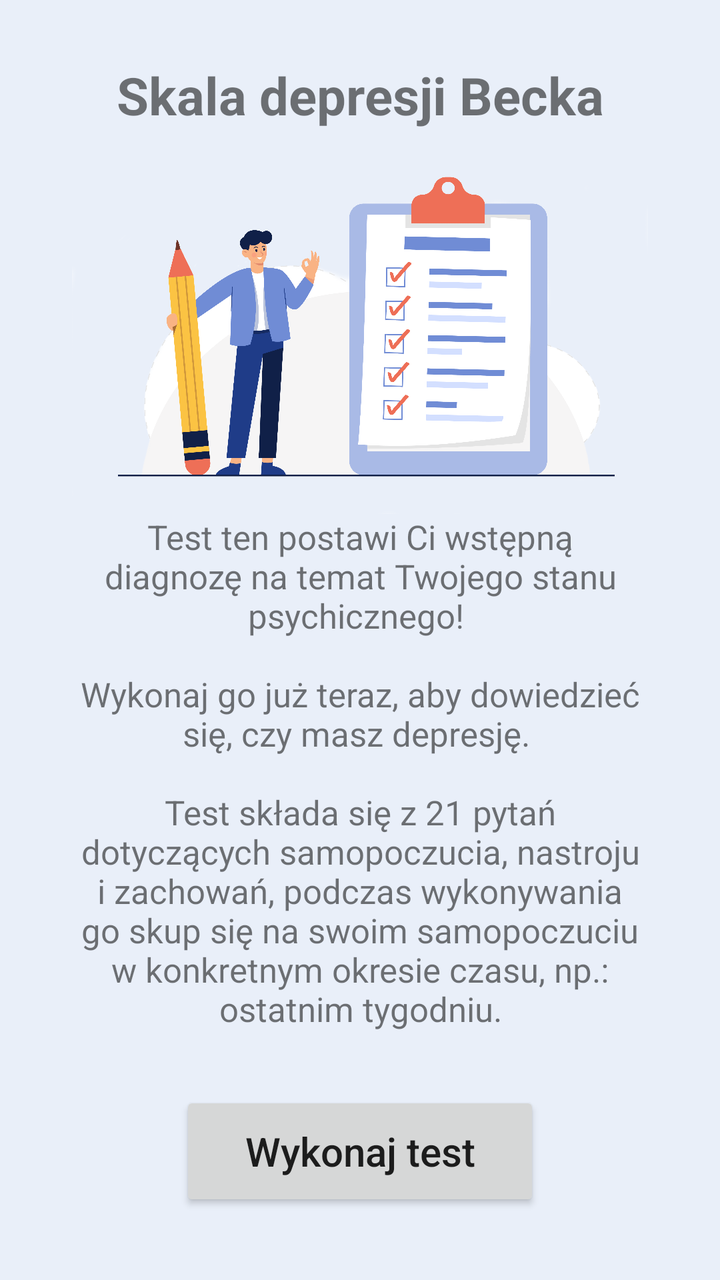
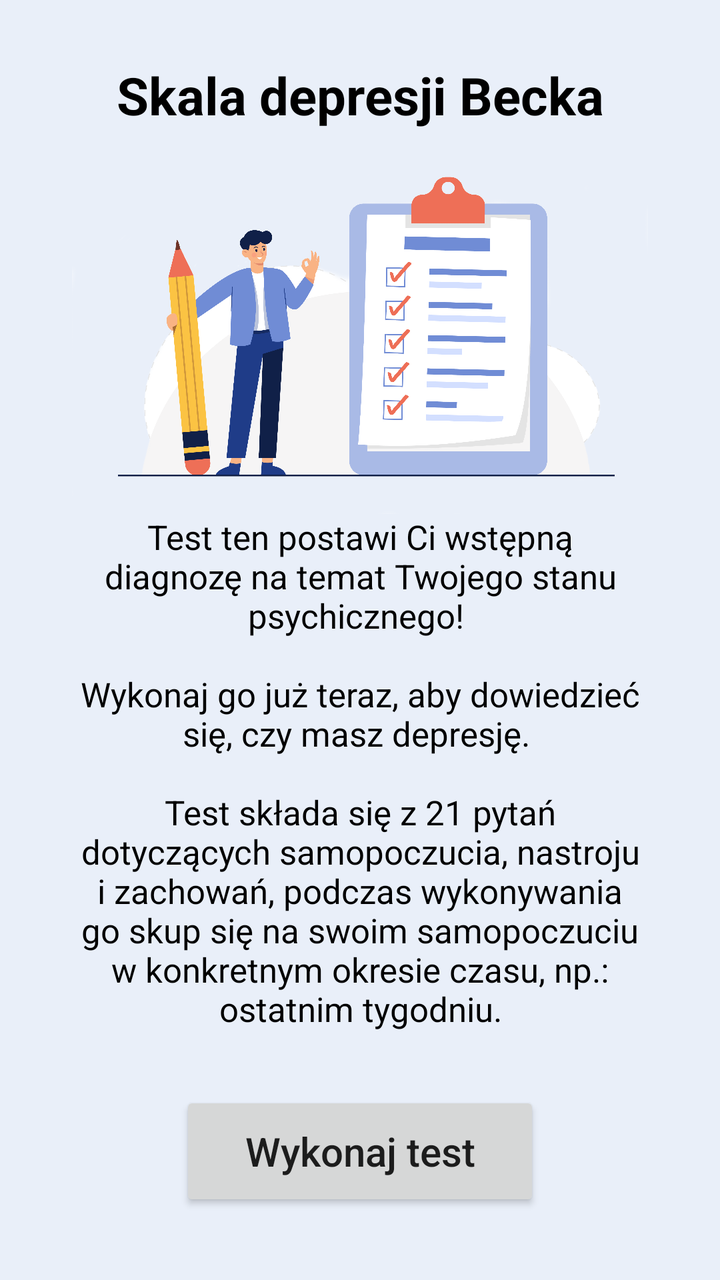

Before-and-after screenshots of an Android layout around one commit, followed by the original layout XML and the change that was made.
<!-- AndroidManifest.xml: application theme Theme.AppCompat.Light.NoActionBar -->
<!-- res/layout/fragment_becks_test_home.xml -->
<?xml version="1.0" encoding="utf-8"?>
<androidx.constraintlayout.widget.ConstraintLayout xmlns:android="http://schemas.android.com/apk/res/android"
    xmlns:app="http://schemas.android.com/apk/res-auto"
    xmlns:tools="http://schemas.android.com/tools"
    android:layout_width="match_parent"
    android:layout_height="match_parent"
    android:gravity="center"
    android:orientation="vertical"
    android:background="#E9EFF9"
    tools:context=".BecksTestHome">



    <TextView
        android:id="@+id/text1"
        android:layout_width="match_parent"
        android:layout_height="wrap_content"
        android:layout_marginTop="30dp"
        android:gravity="center"
        android:text="Skala depresji Becka"
        android:textSize="26dp"
        android:textStyle="bold"
        app:layout_constraintEnd_toEndOf="parent"
        app:layout_constraintStart_toStartOf="parent"
        app:layout_constraintTop_toTopOf="parent" />

    <ImageView
        android:id="@+id/becksTestPicture"
        android:layout_width="316dp"
        android:layout_height="192dp"
        android:src="@drawable/becks_test_picture"
        app:layout_constraintEnd_toEndOf="parent"
        app:layout_constraintStart_toStartOf="parent"
        app:layout_constraintTop_toBottomOf="@+id/text1" />

    <TextView
        android:id="@+id/text2"
        android:layout_width="match_parent"
        android:layout_height="wrap_content"
        android:gravity="center"
        android:text="Test ten postawi Ci wstępną diagnozę na temat Twojego stanu psychicznego!
\n\nWykonaj go już teraz, aby dowiedzieć się, czy masz depresję. \n\nTest składa się z 21 pytań dotyczących samopoczucia, nastroju i zachowań, podczas wykonywania go skup się na swoim samopoczuciu w konkretnym okresie czasu, np.: ostatnim tygodniu."
        android:textSize="17dp"
        android:layout_marginLeft="40dp"
        android:layout_marginRight="40dp"
        app:layout_constraintEnd_toEndOf="parent"
        app:layout_constraintStart_toStartOf="parent"
        app:layout_constraintTop_toBottomOf="@id/becksTestPicture" />



    <Button
        android:id="@+id/becksTestStartBtn"
        android:layout_width="180dp"
        android:layout_height="60dp"
        android:layout_marginTop="30dp"
        android:gravity="center"
        android:text="Wykonaj test"
        android:textAllCaps="false"
        android:textSize="20dp"
        app:layout_constraintEnd_toEndOf="parent"
        app:layout_constraintStart_toStartOf="parent"
        app:layout_constraintTop_toBottomOf="@+id/text2" />

</androidx.constraintlayout.widget.ConstraintLayout>
<!-- resources referenced by this layout -->
<resources>
  <!-- drawable becks_test_picture: png bitmap (drawable, 347740 bytes) -->
</resources>

<!-- the commit's change to res/layout/fragment_becks_test_home.xml (unified diff, before → after) -->
@@ -6,8 +6,7 @@
     android:layout_height="match_parent"
     android:gravity="center"
     android:orientation="vertical"
-    android:background="#E9EFF9"
-    tools:context=".BecksTestHome">
+    android:background="#E9EFF9">
 
 
 
@@ -18,6 +17,7 @@
         android:layout_marginTop="30dp"
         android:gravity="center"
         android:text="Skala depresji Becka"
+        android:textColor="@color/black"
         android:textSize="26dp"
         android:textStyle="bold"
         app:layout_constraintEnd_toEndOf="parent"
@@ -42,6 +42,7 @@
 \n\nWykonaj go już teraz, aby dowiedzieć się, czy masz depresję. \n\nTest składa się z 21 pytań dotyczących samopoczucia, nastroju i zachowań, podczas wykonywania go skup się na swoim samopoczuciu w konkretnym okresie czasu, np.: ostatnim tygodniu."
         android:textSize="17dp"
         android:layout_marginLeft="40dp"
+        android:textColor="@color/black"
         android:layout_marginRight="40dp"
         app:layout_constraintEnd_toEndOf="parent"
         app:layout_constraintStart_toStartOf="parent"
<!-- resource entries referenced after the edit -->
@@ -1,5 +1,6 @@
 <!-- resources referenced by this layout -->
 <resources>
+  <color name="black">#FF000000</color>
   <!-- drawable becks_test_picture: png bitmap (drawable, 347740 bytes) -->
 </resources>
 
